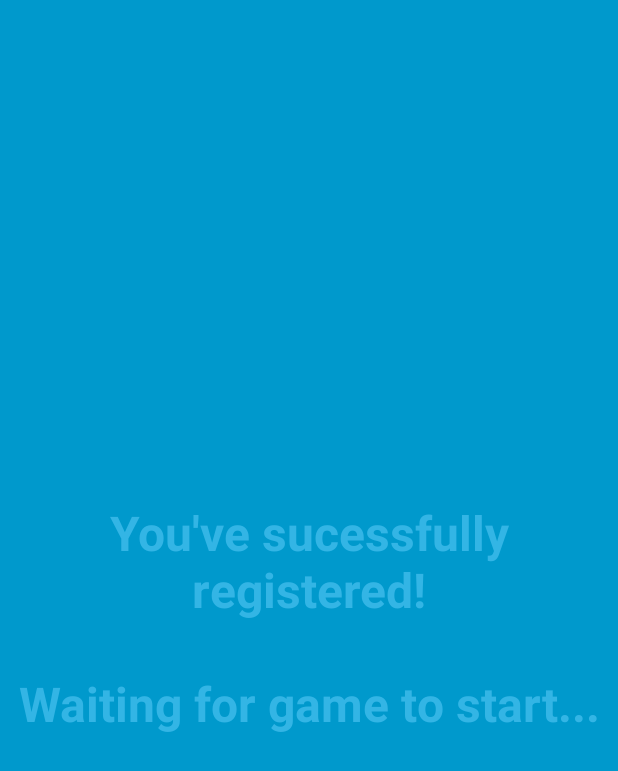
After one commit to alanvanrossum/kroketapp, an Android app: the RegisteredActivity screen opened directly, with no data from a screen before it, on a phone screen of 412 x 824 dp. The commit adds this screen. Shown: the top 771 px of the screen. Run offline under Robolectric (Android 15) with nearby library versions, the phone set to English and light mode, and no system bars.

Commit message:
Add registered activity

```diff
--- /dev/null
+++ b/EscapeApp/app/src/main/java/com/context/kroket/escapeapp/mainscreens/RegisteredActivity.java
@@ -0,0 +1,166 @@
+package com.context.kroket.escapeapp.mainscreens;
+
+import android.annotation.SuppressLint;
+import android.support.v7.app.ActionBar;
+import android.support.v7.app.AppCompatActivity;
+import android.os.Bundle;
+import android.os.Handler;
+import android.view.MotionEvent;
+import android.view.View;
+
+import com.context.kroket.escapeapp.R;
+
+/**
+ * An example full-screen activity that shows and hides the system UI (i.e.
+ * status bar and navigation/system bar) with user interaction.
+ */
+public class RegisteredActivity extends AppCompatActivity {
+    /**
+     * Whether or not the system UI should be auto-hidden after
+     * {@link #AUTO_HIDE_DELAY_MILLIS} milliseconds.
+     */
+    private static final boolean AUTO_HIDE = true;
+
+    /**
+     * If {@link #AUTO_HIDE} is set, the number of milliseconds to wait after
+     * user interaction before hiding the system UI.
+     */
+    private static final int AUTO_HIDE_DELAY_MILLIS = 3000;
+
+    /**
+     * Some older devices needs a small delay between UI widget updates
+     * and a change of the status and navigation bar.
+     */
+    private static final int UI_ANIMATION_DELAY = 300;
+
+    private View mContentView;
+    private View mControlsView;
+    private boolean mVisible;
+
+    @Override
+    protected void onCreate(Bundle savedInstanceState) {
+        super.onCreate(savedInstanceState);
+
+        setContentView(R.layout.activity_registered);
+
+        mVisible = true;
+        mControlsView = findViewById(R.id.fullscreen_content_controls);
+        mContentView = findViewById(R.id.fullscreen_content);
+
+
+        // Set up the user interaction to manually show or hide the system UI.
+        mContentView.setOnClickListener(new View.OnClickListener() {
+            @Override
+            public void onClick(View view) {
+                toggle();
+            }
+        });
+
+    }
+
+    @Override
+    protected void onPostCreate(Bundle savedInstanceState) {
+        super.onPostCreate(savedInstanceState);
+
+        // Trigger the initial hide() shortly after the activity has been
+        // created, to briefly hint to the user that UI controls
+        // are available.
+        delayedHide(100);
+    }
+
+    /**
+     * Touch listener to use for in-layout UI controls to delay hiding the
+     * system UI. This is to prevent the jarring behavior of controls going away
+     * while interacting with activity UI.
+     */
+    private final View.OnTouchListener mDelayHideTouchListener = new View.OnTouchListener() {
+        @Override
+        public boolean onTouch(View view, MotionEvent motionEvent) {
+            if (AUTO_HIDE) {
+                delayedHide(AUTO_HIDE_DELAY_MILLIS);
+            }
+            return false;
+        }
+    };
+
+    private void toggle() {
+        if (mVisible) {
+            hide();
+        } else {
+            show();
+        }
+    }
+
+    private void hide() {
+        // Hide UI first
+        ActionBar actionBar = getSupportActionBar();
+        if (actionBar != null) {
+            actionBar.hide();
+        }
+        mControlsView.setVisibility(View.GONE);
+        mVisible = false;
+
+        // Schedule a runnable to remove the status and navigation bar after a delay
+        mHideHandler.removeCallbacks(mShowPart2Runnable);
+        mHideHandler.postDelayed(mHidePart2Runnable, UI_ANIMATION_DELAY);
+    }
+
+    private final Runnable mHidePart2Runnable = new Runnable() {
+        @SuppressLint("InlinedApi")
+        @Override
+        public void run() {
+            // Delayed removal of status and navigation bar
+
+            // Note that some of these constants are new as of API 16 (Jelly Bean)
+            // and API 19 (KitKat). It is safe to use them, as they are inlined
+            // at compile-time and do nothing on earlier devices.
+            mContentView.setSystemUiVisibility(View.SYSTEM_UI_FLAG_LOW_PROFILE
+                    | View.SYSTEM_UI_FLAG_FULLSCREEN
+                    | View.SYSTEM_UI_FLAG_LAYOUT_STABLE
+                    | View.SYSTEM_UI_FLAG_IMMERSIVE_STICKY
+                    | View.SYSTEM_UI_FLAG_LAYOUT_HIDE_NAVIGATION
+                    | View.SYSTEM_UI_FLAG_HIDE_NAVIGATION);
+        }
+    };
+
+    @SuppressLint("InlinedApi")
+    private void show() {
+        // Show the system bar
+        mContentView.setSystemUiVisibility(View.SYSTEM_UI_FLAG_LAYOUT_FULLSCREEN
+                | View.SYSTEM_UI_FLAG_LAYOUT_HIDE_NAVIGATION);
+        mVisible = true;
+
+        // Schedule a runnable to display UI elements after a delay
+        mHideHandler.removeCallbacks(mHidePart2Runnable);
+        mHideHandler.postDelayed(mShowPart2Runnable, UI_ANIMATION_DELAY);
+    }
+
+    private final Runnable mShowPart2Runnable = new Runnable() {
+        @Override
+        public void run() {
+            // Delayed display of UI elements
+            ActionBar actionBar = getSupportActionBar();
+            if (actionBar != null) {
+                actionBar.show();
+            }
+            mControlsView.setVisibility(View.VISIBLE);
+        }
+    };
+
+    private final Handler mHideHandler = new Handler();
+    private final Runnable mHideRunnable = new Runnable() {
+        @Override
+        public void run() {
+            hide();
+        }
+    };
+
+    /**
+     * Schedules a call to hide() in [delay] milliseconds, canceling any
+     * previously scheduled calls.
+     */
+    private void delayedHide(int delayMillis) {
+        mHideHandler.removeCallbacks(mHideRunnable);
+        mHideHandler.postDelayed(mHideRunnable, delayMillis);
+    }
+}
--- /dev/null
+++ b/EscapeApp/app/src/main/res/layout/activity_registered.xml
@@ -0,0 +1,39 @@
+<FrameLayout xmlns:android="http://schemas.android.com/apk/res/android"
+    xmlns:tools="http://schemas.android.com/tools"
+    android:layout_width="match_parent"
+    android:layout_height="match_parent"
+    android:background="#0099cc"
+    tools:context=".mainscreens.RegisteredActivity">
+
+    <!-- The primary full-screen view. This can be replaced with whatever view
+         is needed to present your content, e.g. VideoView, SurfaceView,
+         TextureView, etc. -->
+    <TextView android:id="@+id/fullscreen_content"
+        android:layout_width="match_parent"
+        android:layout_height="match_parent"
+        android:keepScreenOn="true"
+        android:textColor="#33b5e5"
+        android:textStyle="bold"
+        android:textSize="32sp"
+        android:gravity="center"
+        android:text="@string/registered" />
+
+    <!-- This FrameLayout insets its children based on system windows using
+         android:fitsSystemWindows. -->
+    <FrameLayout android:layout_width="match_parent"
+        android:layout_height="match_parent"
+        android:fitsSystemWindows="true">
+
+        <LinearLayout android:id="@+id/fullscreen_content_controls"
+            style="?metaButtonBarStyle"
+            android:layout_width="match_parent"
+            android:layout_height="wrap_content"
+            android:layout_gravity="bottom|center_horizontal"
+            android:background="@color/black_overlay"
+            android:orientation="horizontal"
+            tools:ignore="UselessParent">
+
+        </LinearLayout>
+    </FrameLayout>
+
+</FrameLayout>
--- a/EscapeApp/app/src/main/res/values/colors.xml
+++ b/EscapeApp/app/src/main/res/values/colors.xml
@@ -6,4 +6,6 @@
     <color name="black">#000000</color>
     <color name="white">#FFFFFF</color>
     <color name="brown">#733D1A</color>
+
+    <color name="black_overlay">#66000000</color>
 </resources>
--- a/EscapeApp/app/src/main/res/values/strings.xml
+++ b/EscapeApp/app/src/main/res/values/strings.xml
@@ -23,4 +23,7 @@
     <string name="gyroheader" color="@color/white">Don\'t let the ball fall off!</string>
     <string name="action_settings">Settings</string>
     <string name="squashtext">Squash the bugs!</string>
+
+    <string name="title_activity_registered">RegisteredActivity</string>
+    <string name="registered">You\'ve sucessfully registered!\n\nWaiting for game to start...</string>
 </resources>
--- a/EscapeApp/app/src/main/res/values/styles.xml
+++ b/EscapeApp/app/src/main/res/values/styles.xml
@@ -17,4 +17,16 @@
 
     <style name="AppTheme.PopupOverlay" parent="ThemeOverlay.AppCompat.Light" />
 
+    <style name="FullscreenTheme" parent="AppTheme">
+        <item name="android:actionBarStyle">@style/FullscreenActionBarStyle</item>
+        <item name="android:windowActionBarOverlay">true</item>
+        <item name="android:windowBackground">@null</item>
+        <item name="metaButtonBarStyle">?android:attr/buttonBarStyle</item>
+        <item name="metaButtonBarButtonStyle">?android:attr/buttonBarButtonStyle</item>
+    </style>
+
+    <style name="FullscreenActionBarStyle" parent="Widget.AppCompat.ActionBar">
+        <item name="android:background">@color/black_overlay</item>
+    </style>
+
 </resources>
```
Also changed, not shown: EscapeApp/app/build.gradle (+14 -15 lines), EscapeApp/app/src/main/AndroidManifest.xml (+10 -4 lines), EscapeApp/app/src/main/java/com/context/kroket/escapeapp/network/ConnectionService.java (+13 -1 lines), EscapeApp/app/src/main/res/values/attrs.xml (added, +12 -0 lines), 1 other file.
